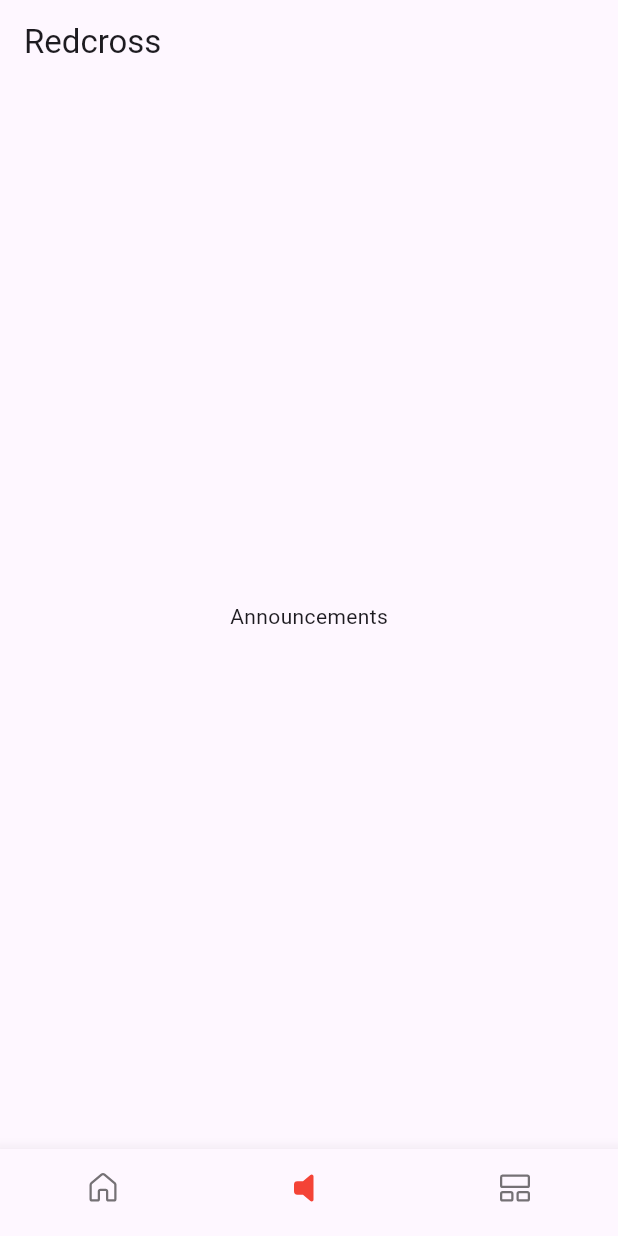
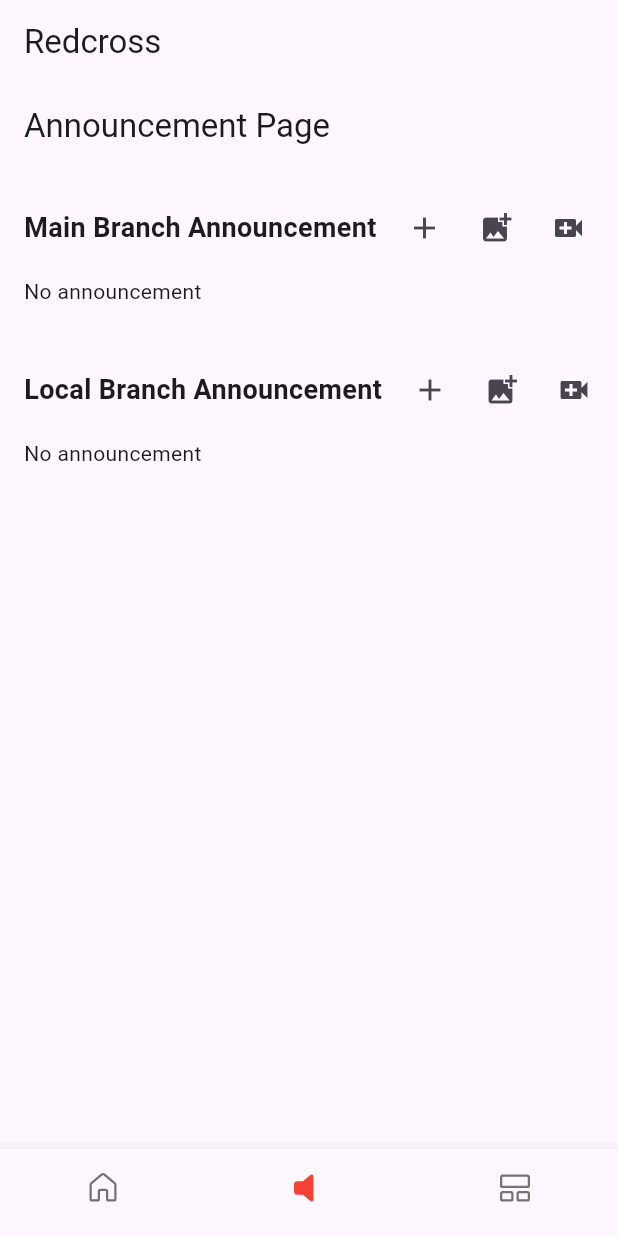
Before and after one commit to anvesh-s/Red_cross, a Flutter app: the screen it shows after launch, item 2 of the bottom bar chosen, on a phone screen of 412 x 824 dp. Run offline on Flutter 3.47's test engine with Material 2 defaults, Android fonts, the phone set to English and light mode, and no system bars; our stand-ins replace fluentui_system_icons, image_picker.

Commit message:
announcement page

```diff
--- a/lib/screens/BottomBar.dart
+++ b/lib/screens/BottomBar.dart
@@ -1,6 +1,8 @@
 import 'package:flutter/cupertino.dart';
 import 'package:flutter/material.dart';
 import 'package:fluentui_system_icons/fluentui_system_icons.dart';
+
+import 'announcement.dart';
 
 class BottomBar extends StatefulWidget {
   const BottomBar({super.key});
@@ -13,7 +15,7 @@
   int _selectedindex = 0;
   static final List<Widget> _widgetOptions = <Widget>[
     const Text("Home"),
-    const Text("Announcements"),
+    AnnouncementPage(),
     const Text("Activities")
   ];
   void _onitemTapped(int index) {
@@ -38,6 +40,7 @@
           showSelectedLabels: false,
           showUnselectedLabels: false,
           selectedItemColor: Colors.red,
+          type: BottomNavigationBarType.fixed,
           items: const [
             BottomNavigationBarItem(
                 icon: Icon(FluentIcons.home_16_regular),
--- /dev/null
+++ b/lib/screens/announcement.dart
@@ -0,0 +1,182 @@
+import 'dart:io';
+
+import 'package:flutter/material.dart';
+import 'package:fluentui_system_icons/fluentui_system_icons.dart';
+import 'package:image_picker/image_picker.dart';
+
+class AnnouncementPage extends StatefulWidget {
+  @override
+  _AnnouncementPageState createState() => _AnnouncementPageState();
+}
+
+class _AnnouncementPageState extends State<AnnouncementPage> {
+  List<Announcement> mainBranchAnnouncements = [];
+  List<Announcement> localBranchAnnouncements = [];
+
+  @override
+  Widget build(BuildContext context) {
+    return Scaffold(
+      appBar: AppBar(
+        title: Text('Announcement Page'),
+      ),
+      body: SingleChildScrollView(
+        child: Column(
+          children: [
+            _buildAnnouncementSection(
+              'Main Branch Announcement',
+              mainBranchAnnouncements,
+              () => _addAnnouncementForSection(true),
+              () => _addImageAnnouncement(true),
+              () => _addVideoAnnouncement(true),
+            ),
+            _buildAnnouncementSection(
+              'Local Branch Announcement',
+              localBranchAnnouncements,
+              () => _addAnnouncementForSection(false),
+              () => _addImageAnnouncement(false),
+              () => _addVideoAnnouncement(false),
+            ),
+          ],
+        ),
+      ),
+    );
+  }
+
+  Widget _buildAnnouncementSection(
+    String sectionTitle,
+    List<Announcement> announcements,
+    VoidCallback onAddText,
+    VoidCallback onAddImage,
+    VoidCallback onAddVideo,
+  ) {
+    return Container(
+      padding: EdgeInsets.all(16),
+      child: Column(
+        crossAxisAlignment: CrossAxisAlignment.start,
+        children: [
+          Row(
+            children: [
+              Text(
+                sectionTitle,
+                style: TextStyle(
+                  fontSize: 18,
+                  fontWeight: FontWeight.bold,
+                ),
+              ),
+              SizedBox(width: 8),
+              IconButton(
+                onPressed: onAddText,
+                icon: Icon(Icons.add),
+              ),
+              IconButton(
+                onPressed: onAddImage,
+                icon: Icon(Icons.add_photo_alternate),
+              ),
+              IconButton(
+                onPressed: onAddVideo,
+                icon: Icon(Icons.video_call),
+              ),
+            ],
+          ),
+          SizedBox(height: 8),
+          announcements.isNotEmpty
+              ? Column(
+                  children: announcements.map((announcement) {
+                    return Card(
+                      margin: EdgeInsets.symmetric(vertical: 8),
+                      child: Column(
+                        children: [
+                          if (announcement.imageFile != null)
+                            Image.file(
+                              announcement.imageFile!,
+                              fit: BoxFit.contain,
+                              width: double.infinity,
+                              height: 200,
+                            ),
+                          ListTile(
+                            leading: Icon(announcement.icon),
+                            title: Text(''),
+                          ),
+                        ],
+                      ),
+                    );
+                  }).toList(),
+                )
+              : Text('No announcement'),
+        ],
+      ),
+    );
+  }
+
+  void _addAnnouncementForSection(bool isMainBranch) {
+    showDialog(
+      context: context,
+      builder: (BuildContext context) {
+        String text = '';
+
+        return AlertDialog(
+          title: Text('Add Announcement'),
+          content: TextField(
+            onChanged: (value) {
+              text = value;
+            },
+          ),
+          actions: [
+            TextButton(
+              onPressed: () {
+                setState(() {
+                  final newAnnouncement = Announcement(
+                    icon: FluentIcons.note_20_filled,
+                  );
+
+                  if (isMainBranch) {
+                    mainBranchAnnouncements.add(newAnnouncement);
+                  } else {
+                    localBranchAnnouncements.add(newAnnouncement);
+                  }
+                });
+                Navigator.of(context).pop();
+              },
+              child: Text('Add'),
+            ),
+          ],
+        );
+      },
+    );
+  }
+
+  void _addImageAnnouncement(bool isMainBranch) async {
+    final picker = ImagePicker();
+    final pickedFile = await picker.getImage(source: ImageSource.gallery);
+
+    if (pickedFile != null) {
+      setState(() {
+        final newAnnouncement = Announcement(
+          icon: FluentIcons.image_24_regular,
+          imageFile: File(pickedFile.path),
+        );
+
+        if (isMainBranch) {
+          mainBranchAnnouncements.add(newAnnouncement);
+        } else {
+          localBranchAnnouncements.add(newAnnouncement);
+        }
+      });
+    }
+  }
+
+  void _addVideoAnnouncement(bool isMainBranch) {
+    // how to video no clue will learn
+    print('Add video announcement');
+  }
+}
+
+class Announcement {
+  final IconData icon;
+  final File? imageFile;
+
+  Announcement({
+    required this.icon,
+    this.imageFile,
+  });
+}
--- a/pubspec.yaml
+++ b/pubspec.yaml
@@ -36,6 +36,7 @@
   # Use with the CupertinoIcons class for iOS style icons.
   cupertino_icons: ^1.0.2
   fluentui_system_icons: ^1.1.203
+  image_picker: ^0.8.9
 
 dev_dependencies:
   flutter_test:
```
Also changed, not shown: pubspec.lock, 5 other files.
